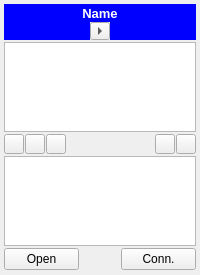
First picture: the form in spinetoolbox/ui/subwindow_data_connection.ui, repository spine-tools/Spine-Toolbox, before the edit.
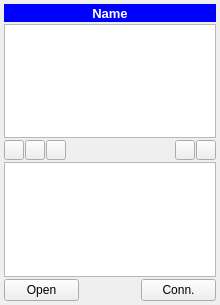
Second picture: the form after the edit. Icons and pictures are not drawn.

The edit to the form file:
```diff
--- a/spinetoolbox/ui/subwindow_data_connection.ui
+++ b/spinetoolbox/ui/subwindow_data_connection.ui
@@ -29,20 +29,20 @@
    <rect>
     <x>0</x>
     <y>0</y>
-    <width>200</width>
-    <height>275</height>
+    <width>220</width>
+    <height>305</height>
    </rect>
   </property>
   <property name="sizePolicy">
-   <sizepolicy hsizetype="Minimum" vsizetype="Minimum">
+   <sizepolicy hsizetype="Expanding" vsizetype="Expanding">
     <horstretch>0</horstretch>
     <verstretch>0</verstretch>
    </sizepolicy>
   </property>
   <property name="minimumSize">
    <size>
-    <width>200</width>
-    <height>275</height>
+    <width>0</width>
+    <height>0</height>
    </size>
   </property>
   <property name="contextMenuPolicy">
@@ -95,7 +95,7 @@
        <item>
         <widget class="QLabel" name="label_name">
          <property name="sizePolicy">
-          <sizepolicy hsizetype="Preferred" vsizetype="Minimum">
+          <sizepolicy hsizetype="Preferred" vsizetype="Fixed">
            <horstretch>0</horstretch>
            <verstretch>0</verstretch>
           </sizepolicy>
@@ -134,128 +134,12 @@
          </property>
         </widget>
        </item>
-       <item>
-        <layout class="QHBoxLayout" name="horizontalLayout_3">
-         <property name="spacing">
-          <number>0</number>
-         </property>
-         <item>
-          <widget class="QLabel" name="label_name_2">
-           <property name="sizePolicy">
-            <sizepolicy hsizetype="Preferred" vsizetype="Fixed">
-             <horstretch>0</horstretch>
-             <verstretch>0</verstretch>
-            </sizepolicy>
-           </property>
-           <property name="minimumSize">
-            <size>
-             <width>0</width>
-             <height>18</height>
-            </size>
-           </property>
-           <property name="maximumSize">
-            <size>
-             <width>16777215</width>
-             <height>18</height>
-            </size>
-           </property>
-           <property name="font">
-            <font>
-             <pointsize>10</pointsize>
-             <weight>75</weight>
-             <bold>true</bold>
-            </font>
-           </property>
-           <property name="styleSheet">
-            <string notr="true">background-color: rgb(0, 0, 255);
-color: rgb(255, 255, 255);</string>
-           </property>
-           <property name="text">
-            <string/>
-           </property>
-           <property name="alignment">
-            <set>Qt::AlignCenter</set>
-           </property>
-           <property name="wordWrap">
-            <bool>true</bool>
-           </property>
-          </widget>
-         </item>
-         <item>
-          <widget class="QToolButton" name="toolButton_connector">
-           <property name="minimumSize">
-            <size>
-             <width>0</width>
-             <height>1</height>
-            </size>
-           </property>
-           <property name="toolTip">
-            <string>Draw connections from/to here.</string>
-           </property>
-           <property name="text">
-            <string>...</string>
-           </property>
-           <property name="iconSize">
-            <size>
-             <width>12</width>
-             <height>12</height>
-            </size>
-           </property>
-           <property name="arrowType">
-            <enum>Qt::RightArrow</enum>
-           </property>
-          </widget>
-         </item>
-         <item>
-          <widget class="QLabel" name="label_name_3">
-           <property name="sizePolicy">
-            <sizepolicy hsizetype="Preferred" vsizetype="Fixed">
-             <horstretch>0</horstretch>
-             <verstretch>0</verstretch>
-            </sizepolicy>
-           </property>
-           <property name="minimumSize">
-            <size>
-             <width>0</width>
-             <height>12</height>
-            </size>
-           </property>
-           <property name="maximumSize">
-            <size>
-             <width>16777215</width>
-             <height>18</height>
-            </size>
-           </property>
-           <property name="font">
-            <font>
-             <pointsize>10</pointsize>
-             <weight>75</weight>
-             <bold>true</bold>
-            </font>
-           </property>
-           <property name="styleSheet">
-            <string notr="true">background-color: rgb(0, 0, 255);
-color: rgb(255, 255, 255);</string>
-           </property>
-           <property name="text">
-            <string/>
-           </property>
-           <property name="alignment">
-            <set>Qt::AlignCenter</set>
-           </property>
-           <property name="wordWrap">
-            <bool>true</bool>
-           </property>
-          </widget>
-         </item>
-        </layout>
-       </item>
       </layout>
      </item>
      <item>
       <widget class="QTreeView" name="treeView_references">
        <property name="sizePolicy">
-        <sizepolicy hsizetype="Minimum" vsizetype="Minimum">
+        <sizepolicy hsizetype="Expanding" vsizetype="Expanding">
          <horstretch>0</horstretch>
          <verstretch>0</verstretch>
         </sizepolicy>
@@ -455,7 +339,7 @@
      <item>
       <widget class="QTreeView" name="treeView_data">
        <property name="sizePolicy">
-        <sizepolicy hsizetype="Minimum" vsizetype="Minimum">
+        <sizepolicy hsizetype="Expanding" vsizetype="Expanding">
          <horstretch>0</horstretch>
          <verstretch>0</verstretch>
         </sizepolicy>
```
Left out of the diff: 4 changed lines with no effect on the pictures.
